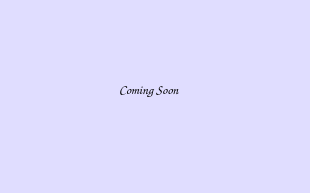
Qt form forms/search.ui (Cr1sspY/Dating_Agency) before a commit.
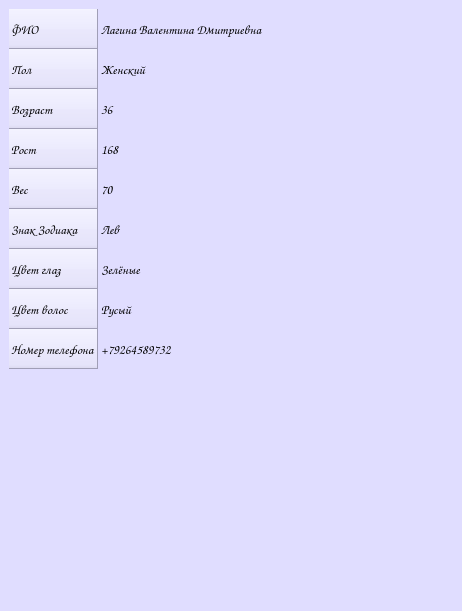
The same form after that commit.

Patch:
```diff
--- a/forms/search.ui
+++ b/forms/search.ui
@@ -6,16 +6,10 @@
    <rect>
     <x>0</x>
     <y>0</y>
-    <width>310</width>
-    <height>193</height>
+    <width>462</width>
+    <height>611</height>
    </rect>
   </property>
-  <property name="font">
-   <font>
-    <family>Comic Sans MS</family>
-    <pointsize>10</pointsize>
-   </font>
-  </property>
   <property name="windowTitle">
    <string>Form</string>
   </property>
@@ -25,24 +19,237 @@
   <widget class="QWidget" name="verticalLayoutWidget">
    <property name="geometry">
     <rect>
-     <x>70</x>
-     <y>50</y>
-     <width>160</width>
-     <height>80</height>
+     <x>9</x>
+     <y>9</y>
+     <width>441</width>
+     <height>581</height>
     </rect>
    </property>
    <layout class="QVBoxLayout" name="verticalLayout">
-    <item alignment="Qt::AlignHCenter|Qt::AlignVCenter">
-     <widget class="QLabel" name="label">
+    <item>
+     <widget class="QTableWidget" name="tableWidget">
       <property name="font">
        <font>
         <family>Comic Sans MS</family>
         <pointsize>10</pointsize>
        </font>
       </property>
-      <property name="text">
-       <string>Coming Soon</string>
+      <property name="mouseTracking">
+       <bool>false</bool>
       </property>
+      <property name="focusPolicy">
+       <enum>Qt::NoFocus</enum>
+      </property>
+      <property name="acceptDrops">
+       <bool>false</bool>
+      </property>
+      <property name="autoFillBackground">
+       <bool>false</bool>
+      </property>
+      <property name="styleSheet">
+       <string notr="true">selection-background-color: rgb(224, 221, 255);
+selection-color: rgb(0, 0, 0);</string>
+      </property>
+      <property name="frameShape">
+       <enum>QFrame::NoFrame</enum>
+      </property>
+      <property name="editTriggers">
+       <set>QAbstractItemView::NoEditTriggers</set>
+      </property>
+      <property name="tabKeyNavigation">
+       <bool>true</bool>
+      </property>
+      <property name="dragDropOverwriteMode">
+       <bool>true</bool>
+      </property>
+      <property name="alternatingRowColors">
+       <bool>false</bool>
+      </property>
+      <property name="showGrid">
+       <bool>false</bool>
+      </property>
+      <property name="cornerButtonEnabled">
+       <bool>true</bool>
+      </property>
+      <attribute name="horizontalHeaderVisible">
+       <bool>false</bool>
+      </attribute>
+      <attribute name="horizontalHeaderDefaultSectionSize">
+       <number>400</number>
+      </attribute>
+      <attribute name="horizontalHeaderMinimumSectionSize">
+       <number>400</number>
+      </attribute>
+      <attribute name="verticalHeaderVisible">
+       <bool>true</bool>
+      </attribute>
+      <attribute name="verticalHeaderCascadingSectionResizes">
+       <bool>false</bool>
+      </attribute>
+      <attribute name="verticalHeaderDefaultSectionSize">
+       <number>40</number>
+      </attribute>
+      <attribute name="verticalHeaderHighlightSections">
+       <bool>false</bool>
+      </attribute>
+      <attribute name="verticalHeaderMinimumSectionSize">
+       <number>40</number>
+      </attribute>
+      <attribute name="verticalHeaderShowSortIndicator" stdset="0">
+       <bool>false</bool>
+      </attribute>
+      <attribute name="verticalHeaderStretchLastSection">
+       <bool>false</bool>
+      </attribute>
+      <row>
+       <property name="text">
+        <string>ФИО</string>
+       </property>
+       <property name="font">
+        <font>
+         <family>Comic Sans MS</family>
+         <pointsize>10</pointsize>
+        </font>
+       </property>
+      </row>
+      <row>
+       <property name="text">
+        <string>Пол</string>
+       </property>
+       <property name="font">
+        <font>
+         <family>Comic Sans MS</family>
+         <pointsize>10</pointsize>
+        </font>
+       </property>
+      </row>
+      <row>
+       <property name="text">
+        <string>Возраст</string>
+       </property>
+       <property name="font">
+        <font>
+         <family>Comic Sans MS</family>
+         <pointsize>10</pointsize>
+        </font>
+       </property>
+      </row>
+      <row>
+       <property name="text">
+        <string>Рост</string>
+       </property>
+       <property name="font">
+        <font>
+         <family>Comic Sans MS</family>
+         <pointsize>10</pointsize>
+        </font>
+       </property>
+      </row>
+      <row>
+       <property name="text">
+        <string>Вес</string>
+       </property>
+       <property name="font">
+        <font>
+         <family>Comic Sans MS</family>
+         <pointsize>10</pointsize>
+        </font>
+       </property>
+      </row>
+      <row>
+       <property name="text">
+        <string>Знак Зодиака</string>
+       </property>
+       <property name="font">
+        <font>
+         <family>Comic Sans MS</family>
+         <pointsize>10</pointsize>
+        </font>
+       </property>
+      </row>
+      <row>
+       <property name="text">
+        <string>Цвет глаз</string>
+       </property>
+       <property name="font">
+        <font>
+         <family>Comic Sans MS</family>
+         <pointsize>10</pointsize>
+        </font>
+       </property>
+      </row>
+      <row>
+       <property name="text">
+        <string>Цвет волос</string>
+       </property>
+       <property name="font">
+        <font>
+         <family>Comic Sans MS</family>
+         <pointsize>10</pointsize>
+        </font>
+       </property>
+      </row>
+      <row>
+       <property name="text">
+        <string>Номер телефона</string>
+       </property>
+       <property name="font">
+        <font>
+         <family>Comic Sans MS</family>
+         <pointsize>10</pointsize>
+        </font>
+       </property>
+      </row>
+      <column>
+       <property name="text">
+        <string/>
+       </property>
+      </column>
+      <item row="0" column="0">
+       <property name="text">
+        <string>Лагина Валентина Дмитриевна</string>
+       </property>
+      </item>
+      <item row="1" column="0">
+       <property name="text">
+        <string>Женский</string>
+       </property>
+      </item>
+      <item row="2" column="0">
+       <property name="text">
+        <string>36</string>
+       </property>
+      </item>
+      <item row="3" column="0">
+       <property name="text">
+        <string>168</string>
+       </property>
+      </item>
+      <item row="4" column="0">
+       <property name="text">
+        <string>70</string>
+       </property>
+      </item>
+      <item row="5" column="0">
+       <property name="text">
+        <string>Лев</string>
+       </property>
+      </item>
+      <item row="6" column="0">
+       <property name="text">
+        <string>Зелёные</string>
+       </property>
+      </item>
+      <item row="7" column="0">
+       <property name="text">
+        <string>Русый</string>
+       </property>
+      </item>
+      <item row="8" column="0">
+       <property name="text">
+        <string>+79264589732</string>
+       </property>
+      </item>
      </widget>
     </item>
    </layout>
```
